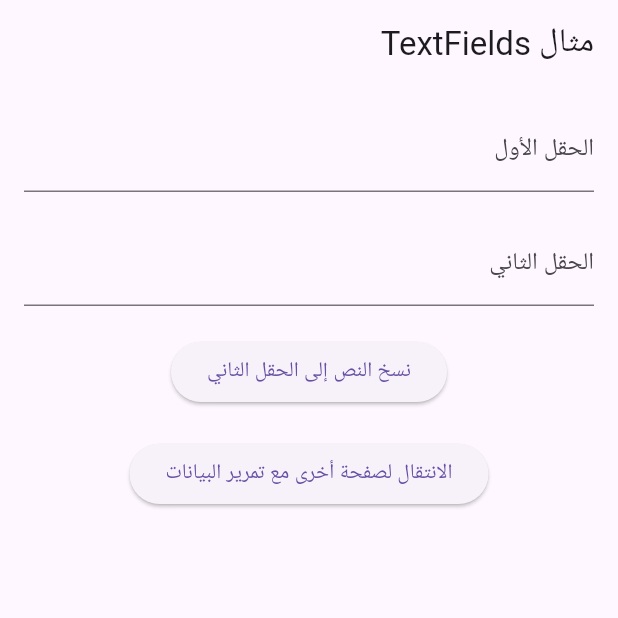
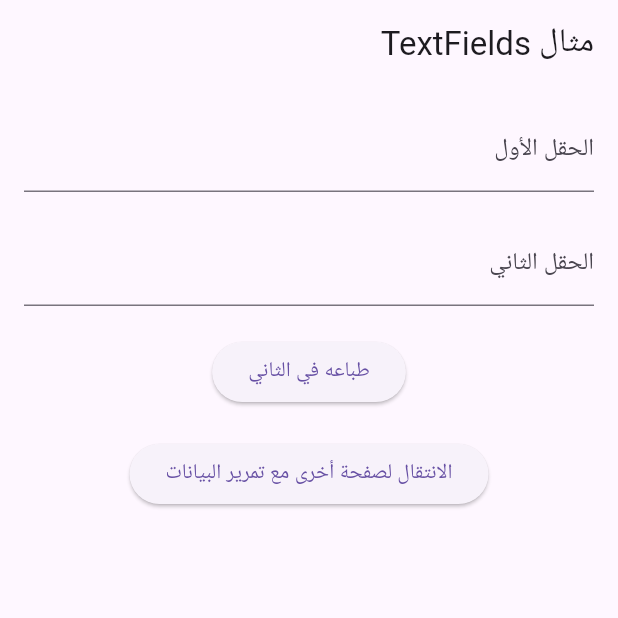
Before and after one commit to iim7mdk/Flutter, a Flutter app: the screen it shows after launch, on a phone screen of 412 x 824 dp, the top half of it. Run offline on Flutter 3.47's test engine with Material 3 defaults, Android fonts, the phone set to English and light mode, and no system bars.

Commit message:
TextFeilds update 2

```diff
--- a/lib/Pages/home_page.dart
+++ b/lib/Pages/home_page.dart
@@ -40,7 +40,7 @@ class _HomePageState extends State<HomePage> {
                     text2.text = text1.text;
                   });
                 },
-                child: Text("نسخ النص إلى الحقل الثاني"),
+                child: Text("طباعه في الثاني"),
               ),
 
               SizedBox(height: 20),
```
